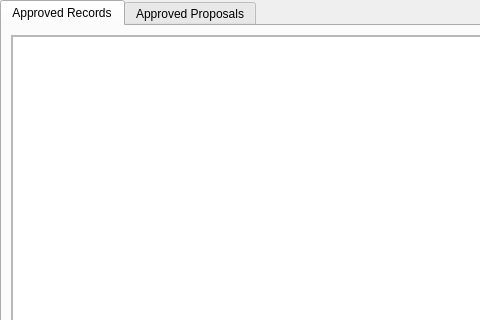
Qt form src/qt/forms/proposalspage.ui (HistoriaOffical/historia) before a commit; both pictures show x 0 to 480 and y 0 to 320 of the 724 by 457 pixel window.
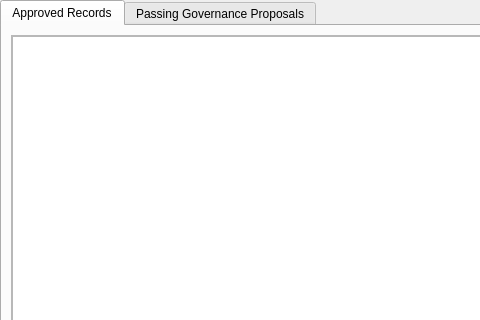
The same form after that commit.

Diff of the .ui file:
```diff
--- a/src/qt/forms/proposalspage.ui
+++ b/src/qt/forms/proposalspage.ui
@@ -150,7 +150,7 @@
 
           <widget class="QWidget" name="tabApprovedProposals">
             <attribute name="title">
-              <string>Approved Proposals</string>
+              <string>Passing Governance Proposals</string>
             </attribute>
   <layout class="QGridLayout" name="gridLayout_2">
               <item row="0" column="0">
```
